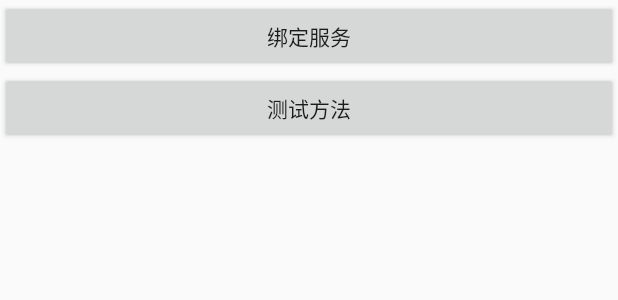
After one commit to TigerChain/DesignPattern, an Android app: the layout aidl_activity.xml on its own in the app's theme, with its tools: preview values and no code run, on a phone screen of 412 x 824 dp. The commit adds this screen. Shown: the top 300 px of the screen. Run offline under Robolectric (Android 15) with nearby library versions, the phone set to English and light mode, and no system bars.

Commit message:
'添加aidl例子'

```diff
--- a/app/src/main/java/designpattern/jun/com/designpattern/MainActivity.java
+++ b/app/src/main/java/designpattern/jun/com/designpattern/MainActivity.java
@@ -13,6 +13,7 @@ import android.widget.Toast;
 import java.util.ArrayList;
 
 import designpattern.jun.com.designpattern.FactoryPatttern.SimpleFactory.SimpleFactoryMactivity;
+import designpattern.jun.com.designpattern.Proxy.AIDL.AidlActivity;
 import designpattern.jun.com.designpattern.SingleTon.SingleTonActivity;
 import designpattern.jun.com.designpattern.Strategy.StrategyActivity;
 import designpattern.jun.com.designpattern.utils.IntentUtils;
@@ -39,6 +40,7 @@ public class MainActivity extends AppCompatActivity {
         datas.add("简单工厂模式");
         datas.add("单例模式") ;
         datas.add("策略模式") ;
+        datas.add("代理模式") ;
     }
 
     private void initView() {
@@ -61,6 +63,9 @@ public class MainActivity extends AppCompatActivity {
                         break ;
                     case 2:
                         IntentUtils.jumpTo(MainActivity.this,StrategyActivity.class,null);
+                        break ;
+                    case 3:
+                        IntentUtils.jumpTo(MainActivity.this,AidlActivity.class,null);
                         break ;
                     default:
                         break;
--- /dev/null
+++ b/app/src/main/res/layout/aidl_activity.xml
@@ -0,0 +1,20 @@
+<?xml version="1.0" encoding="utf-8"?>
+<LinearLayout xmlns:android="http://schemas.android.com/apk/res/android"
+    android:layout_width="match_parent"
+    android:layout_height="match_parent"
+    android:orientation="vertical">
+
+
+    <Button
+        android:id="@+id/btn_bind_service"
+        android:layout_width="match_parent"
+        android:layout_height="wrap_content"
+        android:text="绑定服务"/>
+
+    <Button
+        android:id="@+id/btn_test_method"
+        android:layout_width="match_parent"
+        android:layout_height="wrap_content"
+        android:text="测试方法"/>
+
+</LinearLayout>
```
Also changed, not shown: app/src/main/AndroidManifest.xml (+9 -0 lines), app/src/main/java/designpattern/jun/com/designpattern/Proxy/AIDL/AIDLRemoteService.java (added, +30 -0 lines), app/src/main/java/designpattern/jun/com/designpattern/Proxy/AIDL/AidlActivity.java (added, +96 -0 lines), app/src/main/aidl/designpattern/jun/com/designpattern/CustomAIDL.aidl (added).
